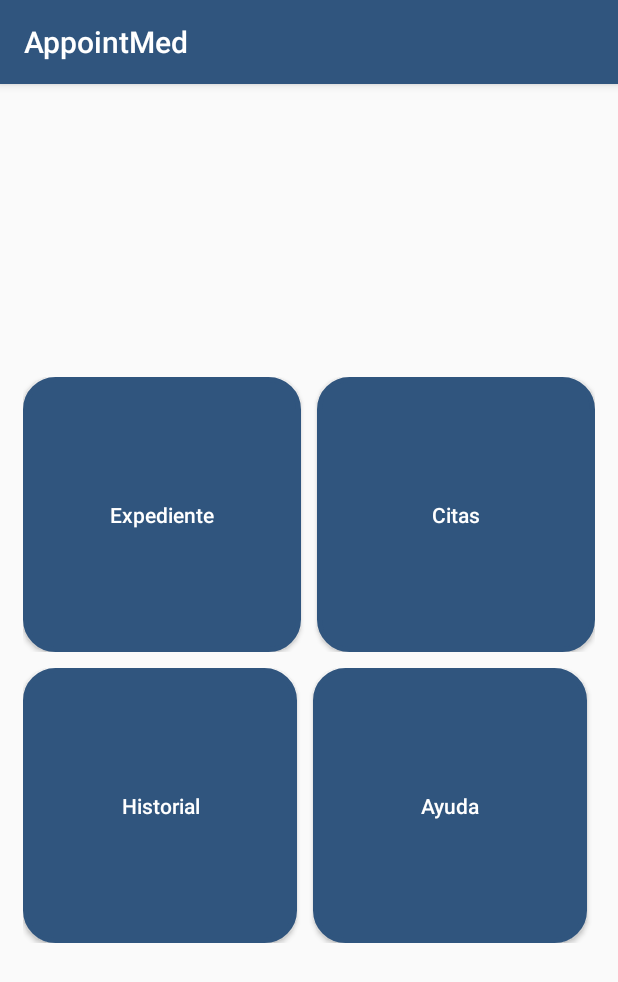
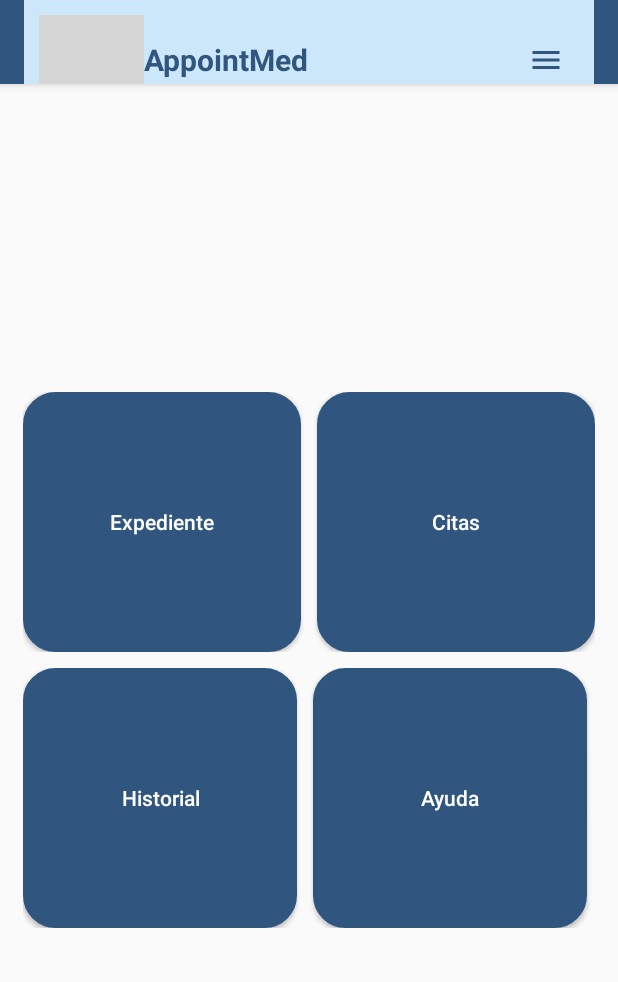
Before and after one commit to Nano4697/AppointMed, an Android app: the screen it shows after launch (MainActivity), on a phone screen of 412 x 824 dp. Shown: the top 982 px of the screen. Run offline under Robolectric (Android 15) with nearby library versions, the phone set to English and light mode, and no system bars; grey boxes are pictures that could not be loaded.

Commit message:
Action bar

```diff
--- a/app/src/main/java/com/example/appointmed/MainActivity.java
+++ b/app/src/main/java/com/example/appointmed/MainActivity.java
@@ -1,7 +1,10 @@
 package com.example.appointmed;
 
+import android.os.Bundle;
+import android.support.v7.app.ActionBar;
 import android.support.v7.app.AppCompatActivity;
-import android.os.Bundle;
+import android.view.View;
+import android.widget.TextView;
 
 public class MainActivity extends AppCompatActivity {
 
@@ -9,5 +12,12 @@ public class MainActivity extends AppCompatActivity {
     protected void onCreate(Bundle savedInstanceState) {
         super.onCreate(savedInstanceState);
         setContentView(R.layout.activity_main);
+        this.getSupportActionBar().setDisplayOptions(ActionBar.DISPLAY_SHOW_CUSTOM);
+        getSupportActionBar().setDisplayShowCustomEnabled(true);
+        getSupportActionBar().setCustomView(R.layout.custom_actionbar);
+        //getSupportActionBar().setElevation(0);
+        View view = getSupportActionBar().getCustomView();
+        TextView name = view.findViewById(R.id.name);
+
     }
 }
--- /dev/null
+++ b/app/src/main/res/drawable-anydpi/options.xml
@@ -0,0 +1,10 @@
+<vector xmlns:android="http://schemas.android.com/apk/res/android"
+    android:width="24dp"
+    android:height="24dp"
+    android:viewportWidth="24"
+    android:viewportHeight="24"
+    android:tint="#FFFFFF">
+    <path
+        android:fillColor="#FF000000"
+        android:pathData="M3,18h18v-2L3,16v2zM3,13h18v-2L3,11v2zM3,6v2h18L21,6L3,6z"/>
+</vector>
--- a/app/src/main/res/layout/activity_main.xml
+++ b/app/src/main/res/layout/activity_main.xml
@@ -10,8 +10,8 @@
         android:layout_marginEnd="15sp"
         android:layout_width="match_parent"
         android:layout_height="match_parent"
-        android:layout_marginTop="60dp"
-        android:layout_marginBottom="60dp">
+        android:layout_marginTop="80dp"
+        android:layout_marginBottom="80dp">
         <TableRow
             android:layout_height="0dp"
             android:layout_weight="1"/>
--- /dev/null
+++ b/app/src/main/res/layout/custom_actionbar.xml
@@ -0,0 +1,45 @@
+<?xml version = "1.0" encoding = "utf-8"?>
+<LinearLayout xmlns:android="http://schemas.android.com/apk/res/android"
+    android:layout_width="match_parent"
+    android:layout_height="80sp"
+    android:gravity="center_vertical"
+    android:padding="10dp"
+    android:weightSum="1"
+    android:background="@color/colorAccent">
+    <LinearLayout
+        android:layout_width = "0dp"
+        android:layout_height = "match_parent"
+        android:layout_weight = "0.2">
+        <ImageView
+            android:layout_width = "wrap_content"
+            android:layout_height = "match_parent"
+            android:src = "@drawable/logo"/>
+    </LinearLayout>
+    <LinearLayout
+        android:layout_width = "0dp"
+        android:layout_height = "match_parent"
+        android:layout_weight = "0.6">
+        <TextView
+            android:id = "@+id/name"
+            android:layout_width = "match_parent"
+            android:layout_height = "match_parent"
+            android:text = "@string/app_name"
+            android:textSize = "20sp"
+            android:textColor = "@color/colorPrimary"
+            android:textStyle = "bold"
+            android:gravity="center_vertical"
+            />
+    </LinearLayout>
+    <LinearLayout
+        android:layout_width = "0dp"
+        android:layout_height = "match_parent"
+        android:layout_marginRight = "10dp"
+        android:layout_weight = "0.2"
+        android:gravity = "end">
+        <ImageView
+            android:layout_width = "wrap_content"
+            android:layout_height = "match_parent"
+            android:src = "@drawable/options"
+            android:tint="@color/colorPrimary"/>
+    </LinearLayout>
+</LinearLayout>
--- a/app/src/main/res/values/colors.xml
+++ b/app/src/main/res/values/colors.xml
@@ -2,6 +2,6 @@
 <resources>
     <color name="colorPrimary">#30557E</color>
     <color name="colorPrimaryDark">#00574B</color>
-    <color name="colorAccent">#D81B60</color>
+    <color name="colorAccent">#CDE7FA</color>
     <color name="colorText">#FFF</color>
 </resources>
```
Also changed, not shown: app/src/main/res/drawable-hdpi/options.png (added), app/src/main/res/drawable-mdpi/options.png (added), app/src/main/res/drawable-xhdpi/options.png (added), app/src/main/res/drawable-xxhdpi/options.png (added).
